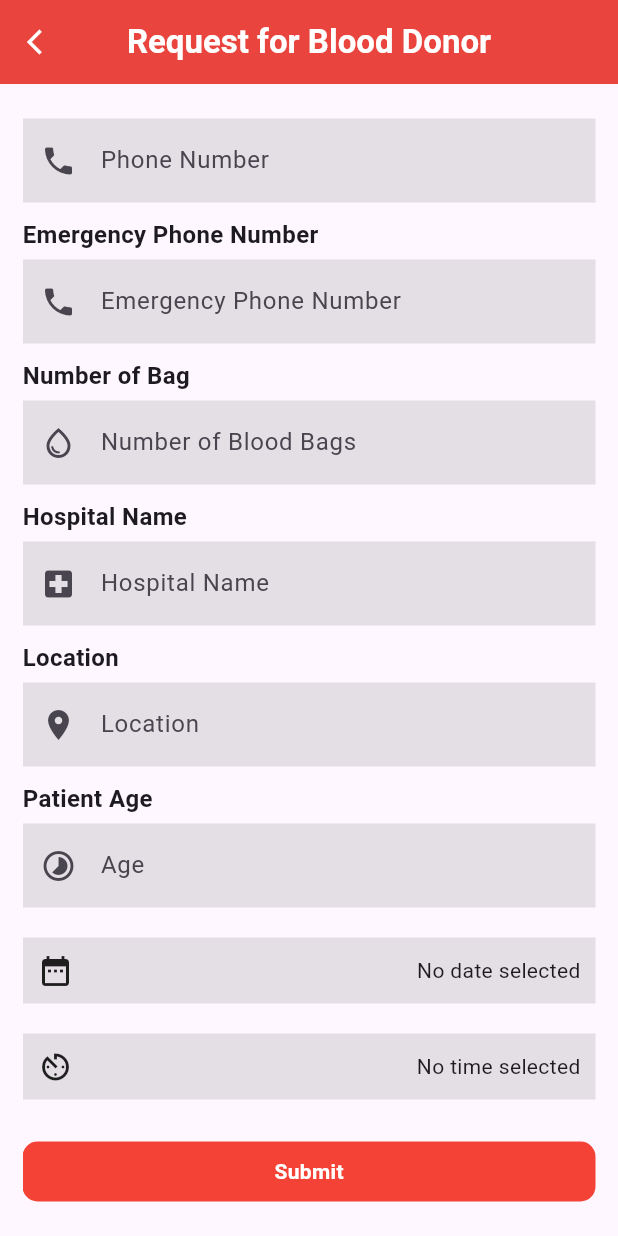
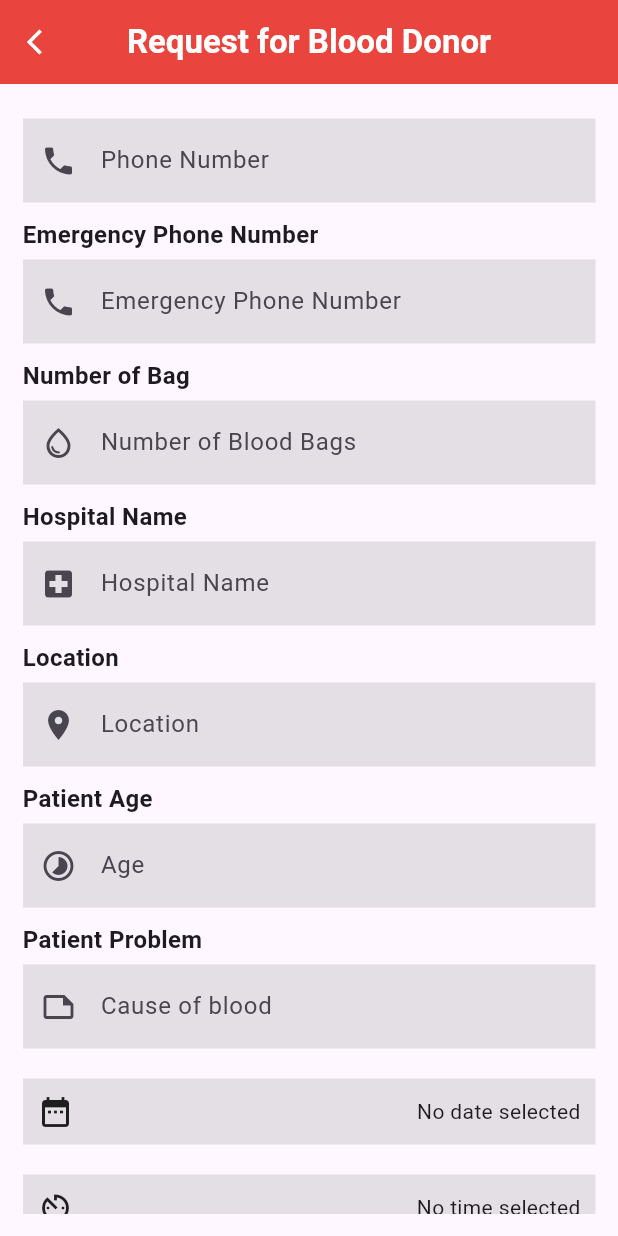
Before and after one commit to zas-nishat/Blood-Donating-App, a Flutter app: the BloodRequestForm screen opened directly, scrolled down 437 dp, on a phone screen of 412 x 824 dp. Run offline on Flutter 3.47's test engine with Material 3 defaults, Android fonts, the light colour scheme and no system bars; our stand-ins replace get, image_picker.

Commit message:
28-06-2024

```diff
--- a/lib/Screens/BloodRequestForm.dart
+++ b/lib/Screens/BloodRequestForm.dart
@@ -26,6 +26,7 @@ class _BloodRequestFormState extends State<BloodRequestForm> {
   final TextEditingController _hospitalNameController = TextEditingController();
   final TextEditingController _ageController = TextEditingController();
   final TextEditingController _locationController = TextEditingController();
+  final TextEditingController _problemPhoneController = TextEditingController();
 
   Widget _buildSelectableContainer({
     required String text,
@@ -96,6 +97,7 @@ class _BloodRequestFormState extends State<BloodRequestForm> {
         location: _locationController.text,
         date: _selectedDate!,
         time: _selectedTime!,
+        reason: _problemPhoneController.text,
       ));
     } else {
       // Show a dialog or snackbar prompting the user to select date and time
@@ -268,6 +270,7 @@ class _BloodRequestFormState extends State<BloodRequestForm> {
                 ),
                 TextFormField(
                   textCapitalization: TextCapitalization.sentences,
+                  keyboardType: TextInputType.text,
                   controller: _patientNameController,
                   decoration: InputDecoration(
                     filled: true,
@@ -368,6 +371,7 @@ class _BloodRequestFormState extends State<BloodRequestForm> {
                 ),
                 TextFormField(
                   textCapitalization: TextCapitalization.sentences,
+                  keyboardType: TextInputType.text,
                   controller: _hospitalNameController,
                   decoration: InputDecoration(
                     prefixIcon: const Icon(Icons.local_hospital),
@@ -393,6 +397,7 @@ class _BloodRequestFormState extends State<BloodRequestForm> {
                 ),
                 TextFormField(
                   textCapitalization: TextCapitalization.sentences,
+                  keyboardType: TextInputType.text,
                   controller: _locationController,
                   decoration: InputDecoration(
                     filled: true,
@@ -429,6 +434,31 @@ class _BloodRequestFormState extends State<BloodRequestForm> {
                   validator: (value) {
                     if (value == null || value.isEmpty) {
                       return 'Please enter the age';
+                    }
+                    return null;
+                  },
+                ),
+                const SizedBox(height: 10),
+                const Text(
+                  "Patient Problem",
+                  style: TextStyle(fontSize: 16, fontWeight: FontWeight.bold),
+                ),
+                const SizedBox(
+                  height: 5,
+                ),
+                TextFormField(
+                  keyboardType: TextInputType.text,
+                  controller: _problemPhoneController,
+                  decoration: InputDecoration(
+                    filled: true,
+                    fillColor: Colors.black.withOpacity(0.1),
+                    border: InputBorder.none,
+                    prefixIcon: const Icon(Icons.note_outlined),
+                    labelText: 'Cause of blood ',
+                  ),
+                  validator: (value) {
+                    if (value == null || value.isEmpty) {
+                      return 'Please enter the problem';
                     }
                     return null;
                   },
```
Also changed, not shown: lib/HomePage.dart (+51 -1 lines), lib/Screens/BloodDetails.dart (added, +82 -0 lines), lib/Screens/BloodRequestFormDetails.dart (+6 -2 lines), lib/Screens/HomeRequestList_Screen.dart (+8 -1 lines).
